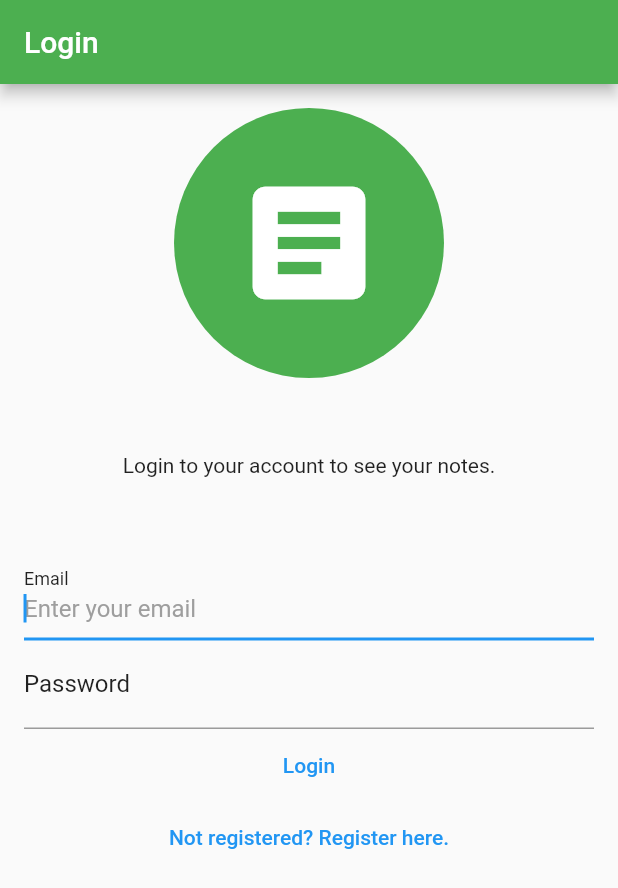
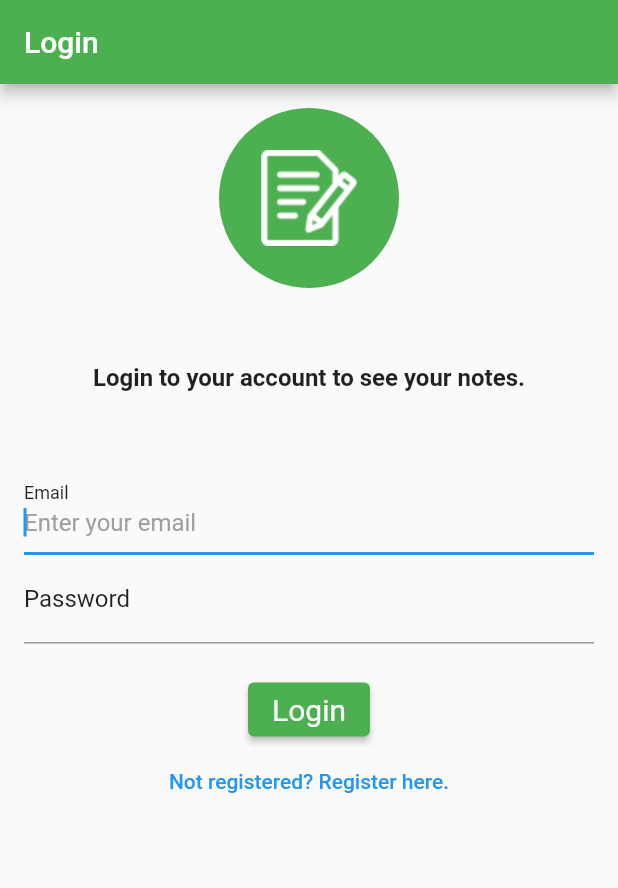
Before and after one commit to jackharbon/flutter_mynotes, a Flutter app: the screen it shows after launch, after a tap on "Already registered? Login here.", on a phone screen of 412 x 824 dp. Shown: the top 888 px of the screen. Run offline on Flutter 3.47's test engine with Material 2 defaults, Android fonts, the phone set to English and light mode, and no system bars; our stand-ins replace firebase_auth, firebase_core; accounts and stored records are empty; generated files the repository leaves out were written again; network calls fail.

```diff
--- /dev/null
+++ b/lib/enums/menu_action.dart
@@ -0,0 +1 @@
+enum MenuAction { logout }
--- a/lib/main.dart
+++ b/lib/main.dart
@@ -1,3 +1,5 @@
+import 'dart:developer' as devtools show log;
+
 import 'package:firebase_auth/firebase_auth.dart';
 import 'package:firebase_core/firebase_core.dart';
 import 'package:flutter/material.dart';
@@ -48,19 +50,21 @@ class HomePage extends StatelessWidget {
         switch (snapshot.connectionState) {
           case ConnectionState.done:
             final user = FirebaseAuth.instance.currentUser;
-            if (user == null) {
-              // ? -----------------------------------------------------
-              debugPrint(' |====> main | FutureBuilder | user: $user');
+            if (user != null) {
+              if (user.emailVerified) {
+                // ? ----------------------------------------
+                devtools.log(
+                    'main | FutureBuilder | email verified: ${user.toString()}');
+                return const LoginView();
+              } else {
+                devtools.log(
+                    'main | FutureBuilder | email not verified: ${user.toString()}');
+                return const VerifyEmailView();
+              }
+            } else {
+              devtools.log(
+                  'main | FutureBuilder | user is null: ${user.toString()}');
               return const RegisterView();
-            } else if (user.emailVerified) {
-              // ? -----------------------------------------------------
-              debugPrint(
-                  ' |====> main | FutureBuilder | Verified? user: $user');
-              return const LoginView();
-            } else {
-              // ? -----------------------------------------------------
-              debugPrint(' |====> main | FutureBuilder | verify email: $user');
-              return const VerifyEmailView();
             }
           default:
             return Scaffold(
--- a/lib/views/login_view.dart
+++ b/lib/views/login_view.dart
@@ -1,10 +1,10 @@
+import 'dart:developer' as devtools show log;
+
 import 'package:firebase_auth/firebase_auth.dart';
 import 'package:firebase_core/firebase_core.dart';
 import 'package:flutter/material.dart';
 import 'package:mynotes/firebase_options.dart';
 import 'package:mynotes/helpers/loading/loading_widget.dart';
-import 'package:mynotes/main.dart';
-import 'package:mynotes/views/notes_view.dart';
 import 'package:mynotes/views/verify_email_view.dart';
 
 class LoginView extends StatefulWidget {
@@ -55,17 +55,18 @@ class _LoginViewState extends State<LoginView> {
                     children: [
                       const CircleAvatar(
                         backgroundColor: Colors.green,
-                        radius: 90,
-                        child: Icon(
-                          Icons.article,
-                          color: Colors.white,
-                          size: 100.0,
-                        ), //Text
+                        radius: 60,
+                        child: Image(
+                            image: AssetImage('assets/icon/logo.png')), //Text
                       ), //Circle
                       const SizedBox(
                         height: 50,
                       ),
-                      const Text('Login to your account to see your notes.'),
+                      const Text(
+                        'Login to your account to see your notes.',
+                        style: TextStyle(
+                            fontSize: 16, fontWeight: FontWeight.bold),
+                      ),
                       const SizedBox(
                         height: 50,
                       ),
@@ -93,7 +94,13 @@ class _LoginViewState extends State<LoginView> {
                       Center(
                         child: Column(
                           children: [
-                            TextButton(
+                            const SizedBox(
+                              height: 20,
+                            ),
+                            ElevatedButton(
+                              style: ElevatedButton.styleFrom(
+                                  backgroundColor: Colors.green,
+                                  textStyle: const TextStyle(fontSize: 20)),
                               onPressed: () async {
                                 final email = _email.text;
                                 final password = _password.text;
@@ -105,7 +112,7 @@ class _LoginViewState extends State<LoginView> {
                                     password: password,
                                   );
                                   final user =
-                                      await FirebaseAuth.instance.currentUser;
+                                      FirebaseAuth.instance.currentUser;
                                   if (user?.emailVerified ?? false) {
                                     Navigator.of(context)
                                         .pushNamedAndRemoveUntil(
@@ -119,28 +126,28 @@ class _LoginViewState extends State<LoginView> {
                                                 const VerifyEmailView()));
                                   }
                                   // ? -----------------------------------------------------
-                                  debugPrint(
+                                  devtools.log(
                                       ' |====> login_view | TextButton | userCredentials: $userCredentials');
                                 } on FirebaseAuthException catch (e) {
                                   switch (e.code) {
                                     case 'user-not-found':
-                                      debugPrint(
+                                      devtools.log(
                                           ' |====> login_view | TextButton | User Not Found!');
                                     case 'wrong-password':
-                                      debugPrint(
+                                      devtools.log(
                                           ' |====> login_view | TextButton | Wrong Password!');
                                     case 'invalid-email':
-                                      debugPrint(
+                                      devtools.log(
                                           ' |====> register_view | TextButton | Invalid Email!');
                                     case 'channel-error':
-                                      debugPrint(
+                                      devtools.log(
                                           ' |====> login_view | TextButton | Chanel Error: Missing Input!');
                                     default:
-                                      debugPrint(
+                                      devtools.log(
                                           ' |====> login_view | TextButton | Default Error: $e');
                                   }
                                 } catch (e) {
-                                  debugPrint(
+                                  devtools.log(
                                       ' |====> login_view | TextButton | General Error: $e');
                                 }
                               },
--- a/lib/views/register_view.dart
+++ b/lib/views/register_view.dart
@@ -1,3 +1,5 @@
+import 'dart:developer' as devtools show log;
+
 import 'package:firebase_auth/firebase_auth.dart';
 import 'package:firebase_core/firebase_core.dart';
 import 'package:flutter/material.dart';
@@ -53,18 +55,17 @@ class _RegisterViewState extends State<RegisterView> {
                     children: [
                       const CircleAvatar(
                         backgroundColor: Colors.amber,
-                        radius: 90,
-                        child: Icon(
-                          Icons.article,
-                          color: Colors.white,
-                          size: 100.0,
-                        ), //Text
+                        radius: 60,
+                        child: Image(image: AssetImage('assets/icon/logo.png')),
                       ), //Circle
                       const SizedBox(
                         height: 50,
                       ),
                       const Text(
-                          'Please register in order to interact with and create notes!'),
+                        'Please register create notes!',
+                        style: TextStyle(
+                            fontSize: 16, fontWeight: FontWeight.bold),
+                      ),
                       const SizedBox(
                         height: 50,
                       ),
@@ -92,7 +93,13 @@ class _RegisterViewState extends State<RegisterView> {
                       Center(
                         child: Column(
                           children: [
-                            TextButton(
+                            const SizedBox(
+                              height: 20,
+                            ),
+                            ElevatedButton(
+                              style: ElevatedButton.styleFrom(
+                                  backgroundColor: Colors.amber,
+                                  textStyle: const TextStyle(fontSize: 20)),
                               onPressed: () async {
                                 final email = _email.text;
                                 final password = _password.text;
@@ -104,34 +111,34 @@ class _RegisterViewState extends State<RegisterView> {
                                     password: password,
                                   );
                                   final user =
-                                      await FirebaseAuth.instance.currentUser;
+                                      FirebaseAuth.instance.currentUser;
                                   user?.sendEmailVerification();
                                   Navigator.of(context).push(MaterialPageRoute(
                                       builder: (context) =>
                                           const VerifyEmailView()));
                                   // ? -----------------------------------------------------
-                                  debugPrint(
+                                  devtools.log(
                                       ' |====> register_view | TextButton | userCredentials: $userCredentials');
                                 } on FirebaseAuthException catch (e) {
                                   switch (e.code) {
                                     case 'weak-password':
-                                      debugPrint(
+                                      devtools.log(
                                           ' |====> register_view | TextButton | Weak Password!');
                                     case 'email-already-in-use':
-                                      debugPrint(
+                                      devtools.log(
                                           ' |====> register_view | TextButton | Email Already In Use!');
                                     case 'invalid-email':
-                                      debugPrint(
+                                      devtools.log(
                                           ' |====> register_view | TextButton | Invalid Email!');
                                     case 'channel-error':
-                                      debugPrint(
+                                      devtools.log(
                                           ' |====> register_view | TextButton | Chanel Error: Missing Input!');
                                     default:
-                                      debugPrint(
+                                      devtools.log(
                                           ' |====> register_view | TextButton | Default Error: $e');
                                   }
                                 } catch (e) {
-                                  debugPrint(
+                                  devtools.log(
                                       ' |====> register_view | TextButton | General Error: $e');
                                 }
                               },
--- a/pubspec.yaml
+++ b/pubspec.yaml
@@ -25,3 +25,5 @@ flutter:
   uses-material-design: true
   assets:
     - assets/icon/icon.png
+    - assets/icon/logo.png
+    - assets/icon/logo_big.png
```
Also changed, not shown: lib/views/notes_view.dart (+53 -1 lines), lib/views/verify_email_view.dart (+15 -10 lines), assets/icon/icon.png, assets/icon/logo.png (added), assets/icon/logo_big.png (added), 5 other files.
